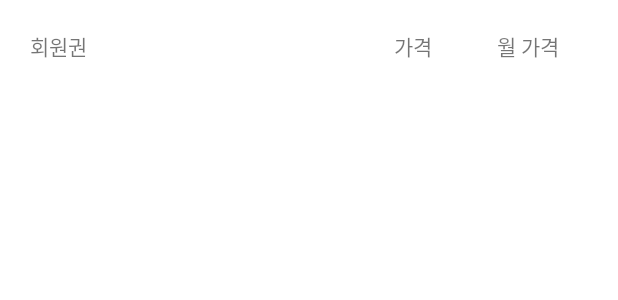
After one commit to Ajou-Capston-09-HELPT/Android_Manager, an Android app: the layout item_membership.xml on its own in the app's theme, with its tools: preview values and no code run, on a phone screen of 412 x 824 dp. The commit adds this screen. Shown: the top 300 px of the screen. Run offline under Robolectric (Android 15) with nearby library versions, the phone set to English and light mode, and no system bars.

Commit message:
:lipstick: 임시 리사이클러뷰 추가

```diff
--- a/app/build.gradle
+++ b/app/build.gradle
@@ -58,7 +58,7 @@ dependencies {
     implementation(platform("com.squareup.okhttp3:okhttp-bom:4.10.0"))
     implementation("com.squareup.okhttp3:okhttp")
     implementation("com.squareup.okhttp3:logging-interceptor")
-    implementation files('libs/com.skt.Tmap_1.75.jar')
+  //  implementation files('libs/com.skt.Tmap_1.75.jar')
 
     //Retrofit
     def retrofit_version = "2.9.0"
--- a/app/src/main/AndroidManifest.xml
+++ b/app/src/main/AndroidManifest.xml
@@ -12,6 +12,9 @@
         android:theme="@style/Theme.HELPTManager"
         tools:targetApi="31">
         <activity
+            android:name=".Membership.TestActivity"
+            android:exported="true" />
+        <activity
             android:name=".MainActivity"
             android:exported="true">
             <intent-filter>
--- /dev/null
+++ b/app/src/main/res/layout/activity_test.xml
@@ -0,0 +1,5 @@
+<?xml version="1.0" encoding="utf-8"?>
+<FrameLayout xmlns:android="http://schemas.android.com/apk/res/android"
+    android:id="@+id/fragment_container"
+    android:layout_width="match_parent"
+    android:layout_height="match_parent" />
--- /dev/null
+++ b/app/src/main/res/layout/item_membership.xml
@@ -0,0 +1,38 @@
+<?xml version="1.0" encoding="utf-8"?>
+<androidx.constraintlayout.widget.ConstraintLayout
+    xmlns:android="http://schemas.android.com/apk/res/android"
+    android:layout_margin="4dp"
+    android:layout_width="match_parent"
+    android:layout_height="wrap_content">
+
+    <LinearLayout
+        android:orientation="horizontal"
+        android:padding="16dp"
+        android:layout_width="match_parent"
+        android:layout_height="wrap_content"
+        android:weightSum="3">
+
+        <TextView
+            android:id="@+id/textViewTitle"
+            android:layout_width="0dp"
+            android:layout_weight="2"
+        android:layout_height="wrap_content"
+        android:text="회원권" />
+
+        <TextView
+            android:id="@+id/textViewPrice"
+            android:layout_width="0dp"
+            android:layout_weight="0.5"
+        android:layout_height="wrap_content"
+        android:layout_marginEnd="8dp"
+        android:text="가격" />
+
+        <TextView
+            android:id="@+id/textViewMonthPrice"
+            android:layout_width="0dp"
+            android:layout_weight="0.5"
+        android:layout_height="wrap_content"
+        android:text="월 가격" />
+    </LinearLayout>
+
+</androidx.constraintlayout.widget.ConstraintLayout>
--- a/app/src/main/res/values/strings.xml
+++ b/app/src/main/res/values/strings.xml
@@ -1,3 +1,5 @@
 <resources>
     <string name="app_name">HELPTManager</string>
+    <!-- TODO: Remove or change this placeholder text -->
+    <string name="hello_blank_fragment">Hello blank fragment</string>
 </resources>
--- a/app/src/main/res/values/themes.xml
+++ b/app/src/main/res/values/themes.xml
@@ -10,8 +10,7 @@
         <item name="colorSecondaryVariant">@color/teal_700</item>
         <item name="colorOnSecondary">@color/black</item>
         <!-- Status bar color. -->
-        <item name="android:statusBarColor">?attr/colorPrimaryVariant</item>
-        <!-- Customize your theme here. -->
+        <item name="windowNoTitle">true</item>
     </style>
     <style name="PretendardTextViewStyle" parent="@android:style/Widget.DeviceDefault.TextView">
         <item name="android:fontFamily">@font/pretendard</item>
```
Also changed, not shown: app/src/main/java/com/ajou/helptmanager/Membership/Membership.kt (added, +7 -0 lines), app/src/main/java/com/ajou/helptmanager/Membership/MembershipAdapter.kt (added, +33 -0 lines), app/src/main/java/com/ajou/helptmanager/Membership/MembershipFragment.kt (added, +45 -0 lines), app/src/main/java/com/ajou/helptmanager/Membership/TestActivity.kt (added, +20 -0 lines), app/src/main/res/drawable/hamburger.xml (added, +24 -0 lines), app/src/main/res/drawable/membership_ui.xml (added, +28 -0 lines), app/src/main/res/drawable/more.xml (added, +15 -0 lines), app/src/main/res/drawable/price.xml (added, +17 -0 lines), app/src/main/res/layout/fragment_membership.xml (added, +10 -0 lines), app/src/main/res/xml/network_security_config.xml (added, +11 -0 lines).
